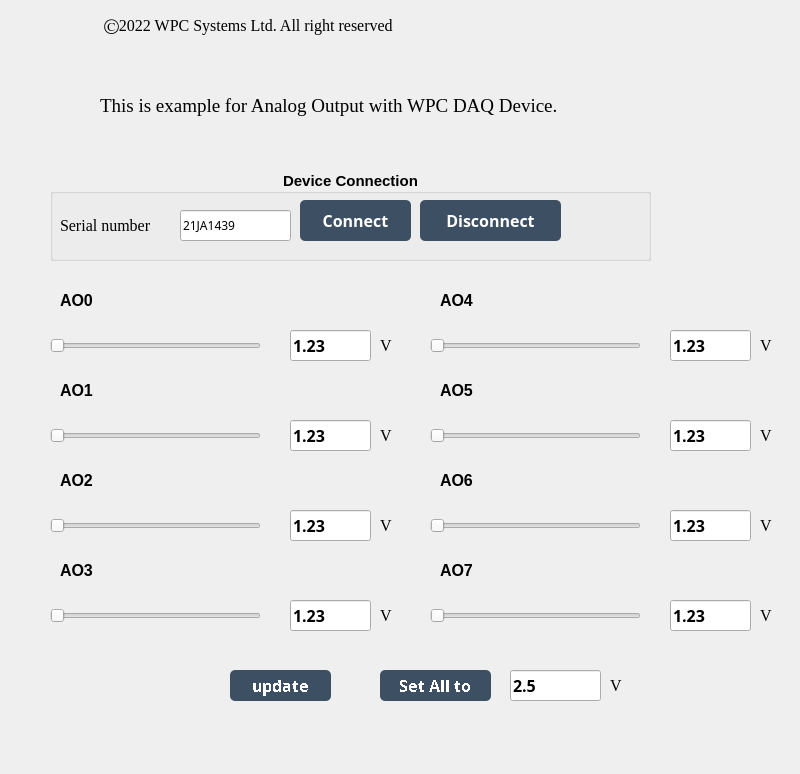
First picture: the form in Examples/GUI/AIO/Example_analog_output/UI_design/example_GUI_Analog_Output.ui, repository WPC-Systems-Ltd/WPC_Python_driver_release, before the edit.
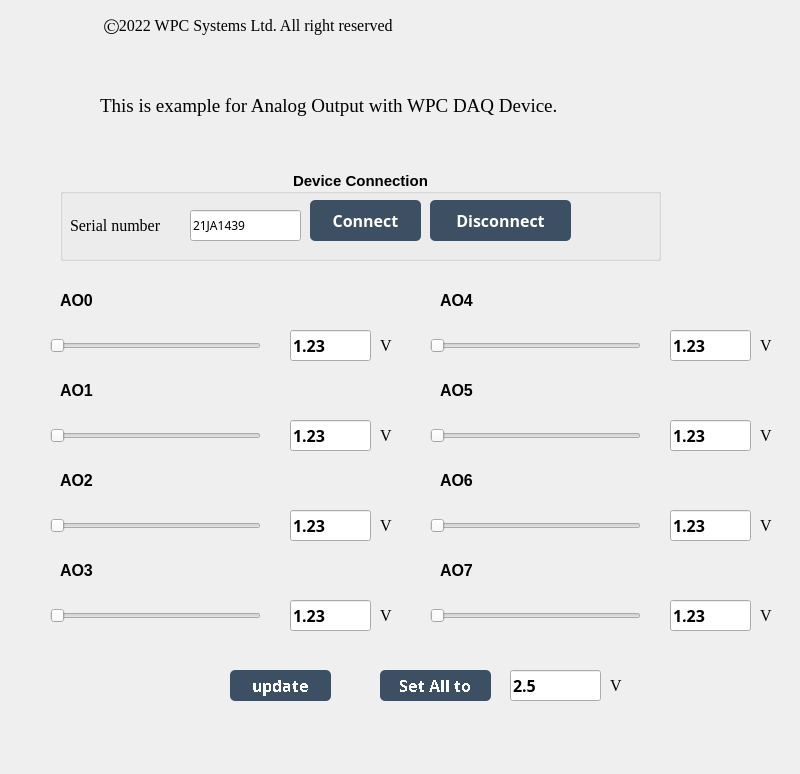
Second picture: the form after the edit. Icons and pictures are not drawn.

What changed in the file:
```diff
--- a/Examples/GUI/AIO/Example_analog_output/UI_design/example_GUI_Analog_Output.ui
+++ b/Examples/GUI/AIO/Example_analog_output/UI_design/example_GUI_Analog_Output.ui
@@ -1491,7 +1491,7 @@
    <widget class="QGroupBox" name="groupBox_connection">
     <property name="geometry">
      <rect>
-      <x>50</x>
+      <x>60</x>
       <y>170</y>
       <width>601</width>
       <height>91</height>
```
